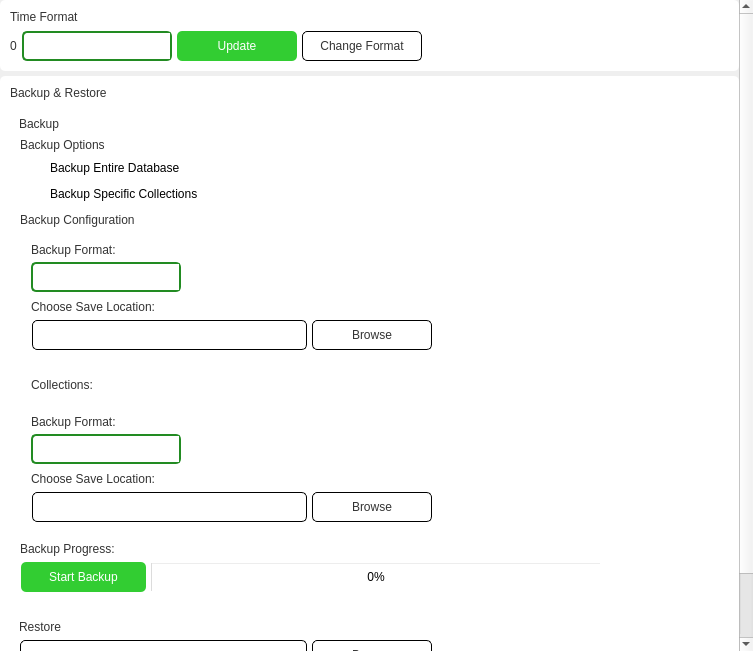
Old version of the form app/src/ui/final_ui/settings.ui in the repository Kazu0210/Inventory-System.
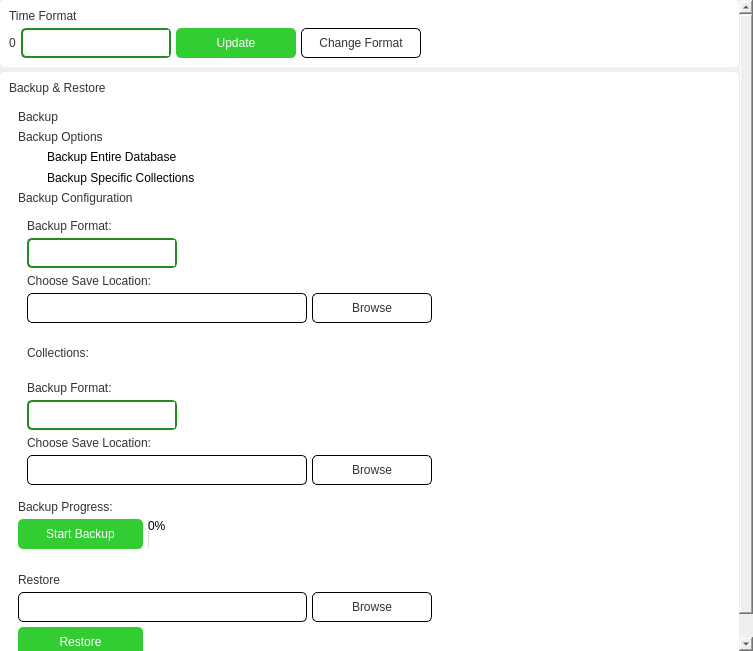
New version of the form.

Commit message: removed the borders from the ui

Patch:
```diff
--- a/app/src/ui/final_ui/settings.ui
+++ b/app/src/ui/final_ui/settings.ui
@@ -15,6 +15,7 @@
   </property>
   <property name="styleSheet">
    <string notr="true">*{
+border: none;
 font: 10pt &quot;Noto Sans&quot;;
 }
 QLineEdit{
@@ -54,9 +55,9 @@
       <property name="geometry">
        <rect>
         <x>0</x>
-        <y>-195</y>
+        <y>0</y>
         <width>736</width>
-        <height>850</height>
+        <height>802</height>
        </rect>
       </property>
       <layout class="QVBoxLayout" name="verticalLayout_3">
```
The commit also changes 9955 other files.
